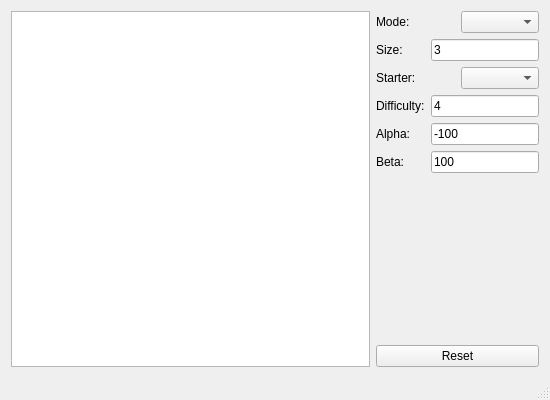
jonpas/FERI-TicTacToe, file src/mainwindow.ui: the form before one commit.
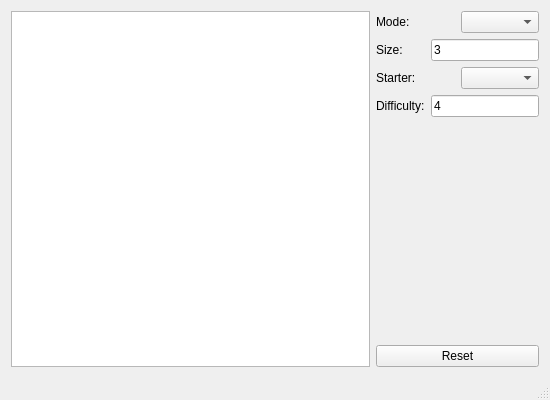
The form after the commit.

```diff
--- a/src/mainwindow.ui
+++ b/src/mainwindow.ui
@@ -157,60 +157,6 @@
            </item>
           </layout>
          </item>
-         <item>
-          <layout class="QHBoxLayout" name="optionAlpha">
-           <item>
-            <widget class="QLabel" name="labelAlpha">
-             <property name="text">
-              <string>Alpha:</string>
-             </property>
-            </widget>
-           </item>
-           <item>
-            <widget class="QLineEdit" name="lineEditAlpha">
-             <property name="sizePolicy">
-              <sizepolicy hsizetype="Minimum" vsizetype="Fixed">
-               <horstretch>0</horstretch>
-               <verstretch>0</verstretch>
-              </sizepolicy>
-             </property>
-             <property name="toolTip">
-              <string>Low score bound for alpha-beta pruning</string>
-             </property>
-             <property name="text">
-              <string>-100</string>
-             </property>
-            </widget>
-           </item>
-          </layout>
-         </item>
-         <item>
-          <layout class="QHBoxLayout" name="optionBeta">
-           <item>
-            <widget class="QLabel" name="labelBeta">
-             <property name="text">
-              <string>Beta:</string>
-             </property>
-            </widget>
-           </item>
-           <item>
-            <widget class="QLineEdit" name="lineEditBeta">
-             <property name="sizePolicy">
-              <sizepolicy hsizetype="Minimum" vsizetype="Fixed">
-               <horstretch>0</horstretch>
-               <verstretch>0</verstretch>
-              </sizepolicy>
-             </property>
-             <property name="toolTip">
-              <string>High score bound for alpha-beta pruning</string>
-             </property>
-             <property name="text">
-              <string>100</string>
-             </property>
-            </widget>
-           </item>
-          </layout>
-         </item>
         </layout>
        </widget>
       </item>
```
